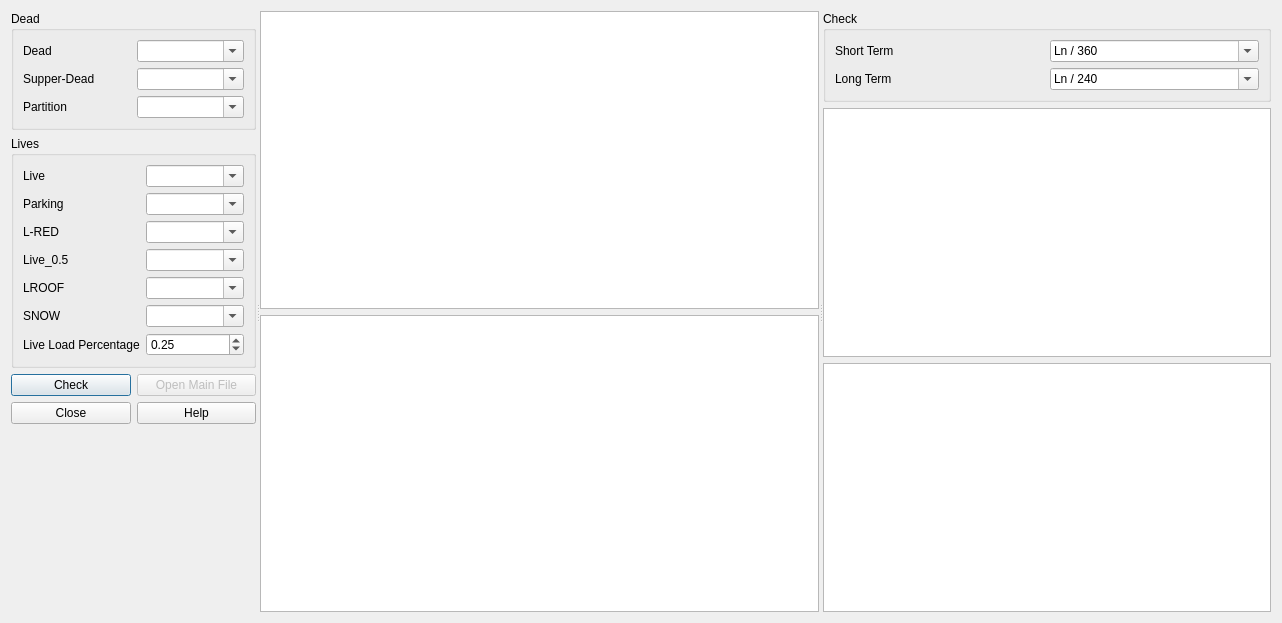
Old version of the form widgets/control/control_deflection_of_beams.ui in the repository ebrahimraeyat/civilTools.
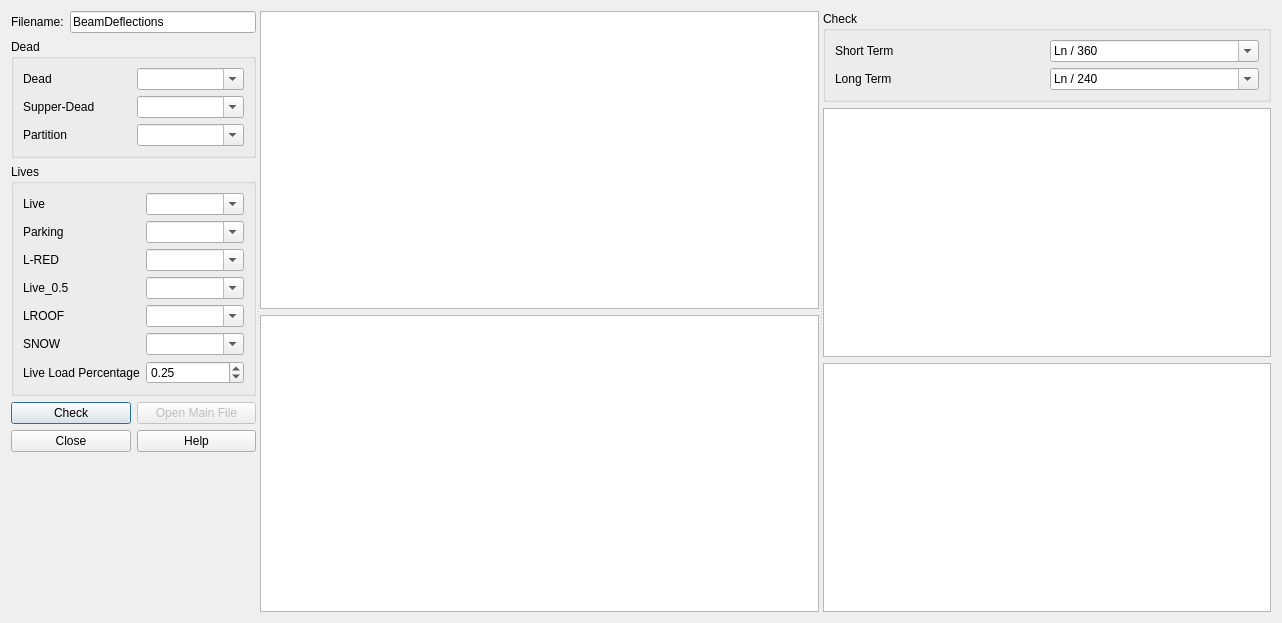
New version of the form. Icons and pictures are not drawn.

Commit message: Set width and height equal to zero in nonprismitic section

```diff
--- a/widgets/control/control_deflection_of_beams.ui
+++ b/widgets/control/control_deflection_of_beams.ui
@@ -20,14 +20,32 @@
   <property name="windowOpacity">
    <double>1.000000000000000</double>
   </property>
-  <layout class="QHBoxLayout" name="horizontalLayout">
+  <layout class="QHBoxLayout" name="horizontalLayout_2">
    <item>
     <widget class="QSplitter" name="splitter">
      <property name="orientation">
       <enum>Qt::Horizontal</enum>
      </property>
-     <widget class="QWidget" name="layoutWidget">
-      <layout class="QVBoxLayout" name="verticalLayout_2">
+     <widget class="QWidget" name="">
+      <layout class="QVBoxLayout" name="verticalLayout">
+       <item>
+        <layout class="QHBoxLayout" name="horizontalLayout">
+         <item>
+          <widget class="QLabel" name="label_23">
+           <property name="text">
+            <string>Filename:</string>
+           </property>
+          </widget>
+         </item>
+         <item>
+          <widget class="QLineEdit" name="filename">
+           <property name="text">
+            <string>BeamDeflections</string>
+           </property>
+          </widget>
+         </item>
+        </layout>
+       </item>
        <item>
         <widget class="QGroupBox" name="groupBox">
          <property name="title">
```
The commit also changes 2 other files.
